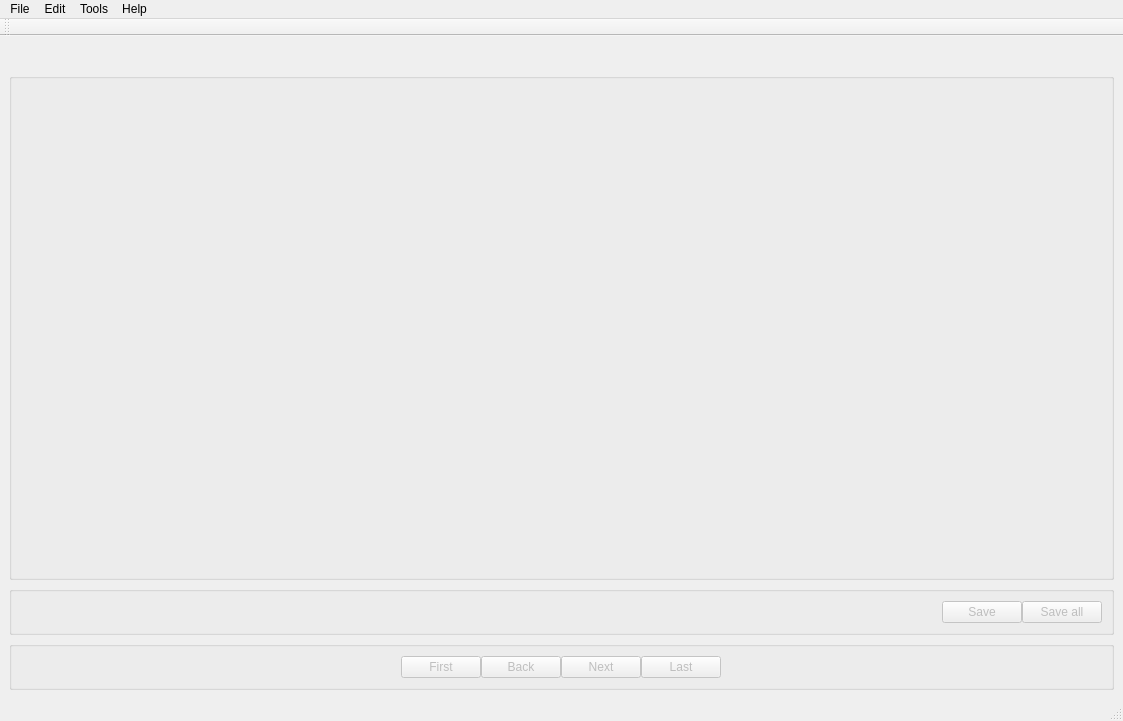
First picture: the form in guide/MainApplication.ui, repository CCC-members/EEG_ArtifacRejection, before the edit.
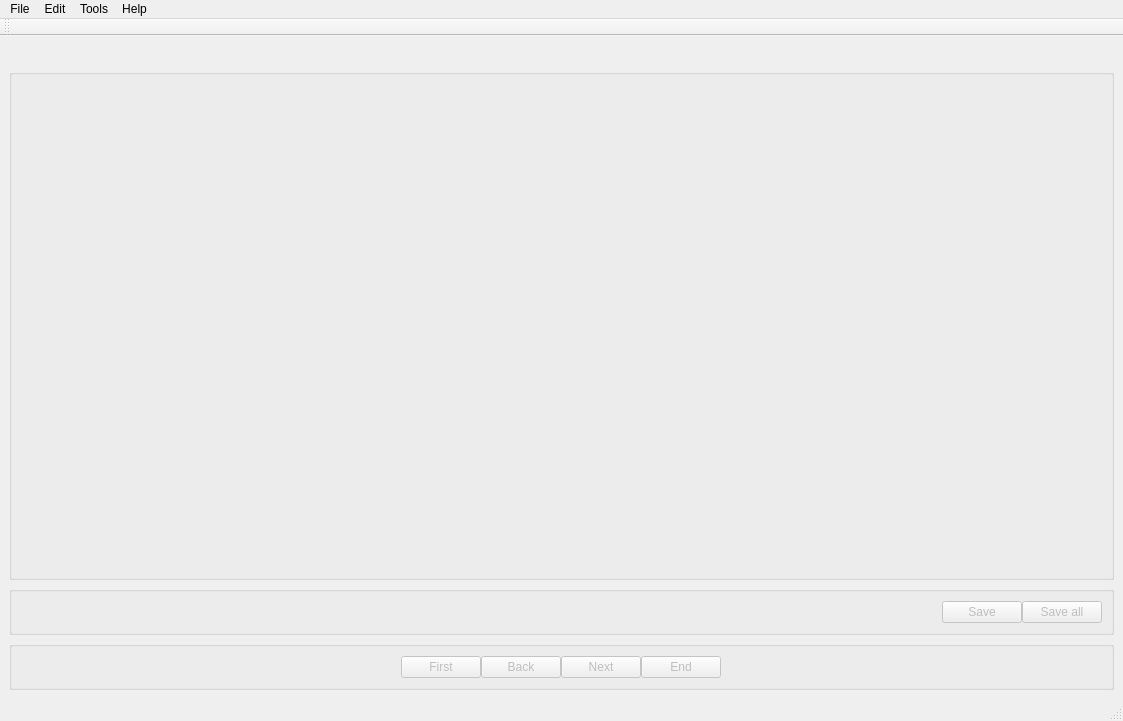
Second picture: the form after the edit.

```diff
--- a/guide/MainApplication.ui
+++ b/guide/MainApplication.ui
@@ -31,7 +31,6 @@
      <widget class="QLabel" name="labelTitle">
       <property name="font">
        <font>
-        <family>Sans Serif</family>
         <pointsize>12</pointsize>
         <bold>true</bold>
        </font>
@@ -210,7 +209,7 @@
             </sizepolicy>
            </property>
            <property name="text">
-            <string>Last</string>
+            <string>End</string>
            </property>
           </widget>
          </item>
```
